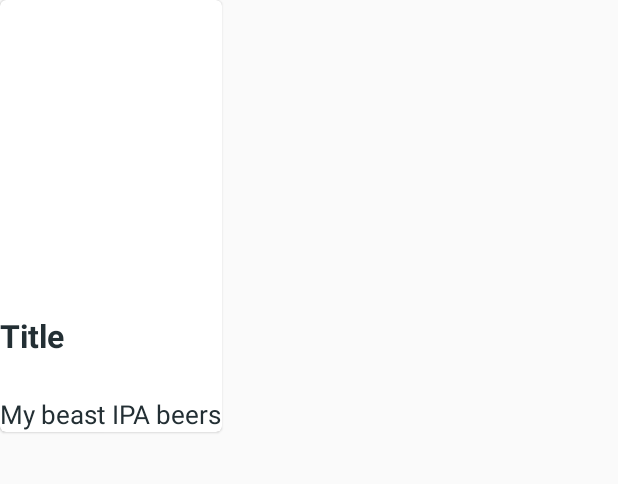
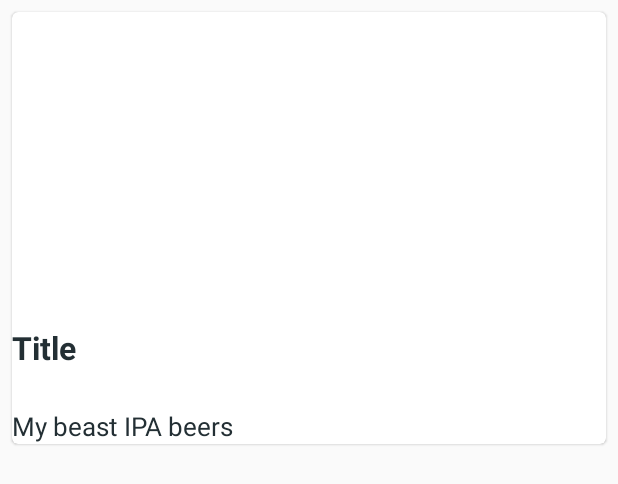
Before and after one commit to evgeny/DigitalAlbum, an Android app: the layout album_card.xml on its own in the app's theme, with its tools: preview values and no code run, on a phone screen of 412 x 824 dp. Shown: the top 484 px of the screen. Run offline under Robolectric (Android 15) with nearby library versions, the phone set to English and light mode, and no system bars.

Commit message:
update card layout

```diff
--- a/app/src/main/res/layout/album_card.xml
+++ b/app/src/main/res/layout/album_card.xml
@@ -1,7 +1,10 @@
 <?xml version="1.0" encoding="utf-8"?>
 <com.google.android.material.card.MaterialCardView xmlns:android="http://schemas.android.com/apk/res/android"
     style="@style/Widget.MaterialComponents.CardView"
-    android:layout_width="wrap_content"
+    android:layout_width="match_parent"
+    android:layout_marginLeft="8dp"
+    android:layout_marginTop="8dp"
+    android:layout_marginRight="8dp"
     android:layout_height="wrap_content">
 
     <LinearLayout
@@ -10,6 +13,7 @@
         android:orientation="vertical">
 
         <ImageView
+            android:id="@+id/first_image"
             android:layout_width="match_parent"
             android:layout_height="194dp"
             android:adjustViewBounds="true" />
@@ -25,6 +29,7 @@
             android:textStyle="bold" />
 
         <TextView
+            android:id="@+id/album_description"
             android:layout_width="match_parent"
             android:layout_height="50dp"
             android:gravity="bottom"
```
